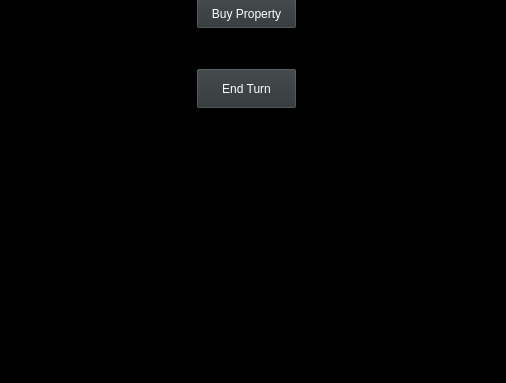
Qt form monopolywindow.ui (Griffenck1/monopoly.connor.fun) before a commit; both pictures show x 714 to 1220 and y 492 to 875 of the 1220 by 875 pixel window.
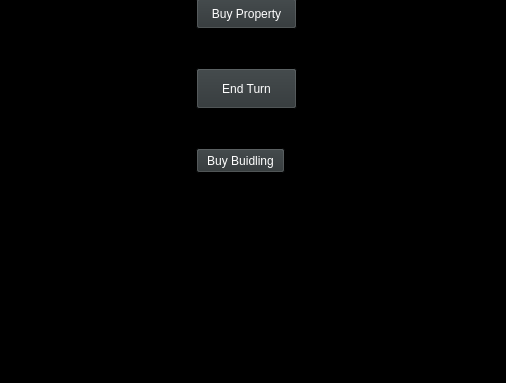
The same form after that commit.

The edit to the form file:
```diff
--- a/monopolywindow.ui
+++ b/monopolywindow.ui
@@ -671,6 +671,19 @@
      <string/>
     </property>
    </widget>
+   <widget class="QPushButton" name="buyBuildingButton">
+    <property name="geometry">
+     <rect>
+      <x>910</x>
+      <y>640</y>
+      <width>89</width>
+      <height>25</height>
+     </rect>
+    </property>
+    <property name="text">
+     <string>Buy Buidling</string>
+    </property>
+   </widget>
   </widget>
  </widget>
  <resources/>
```
